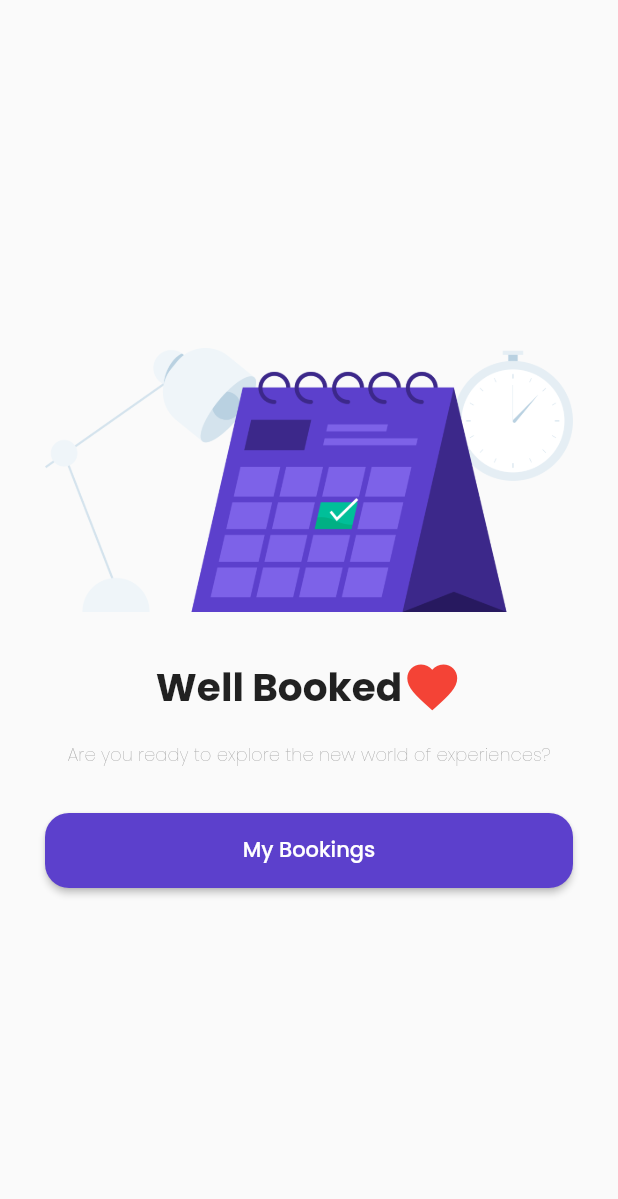
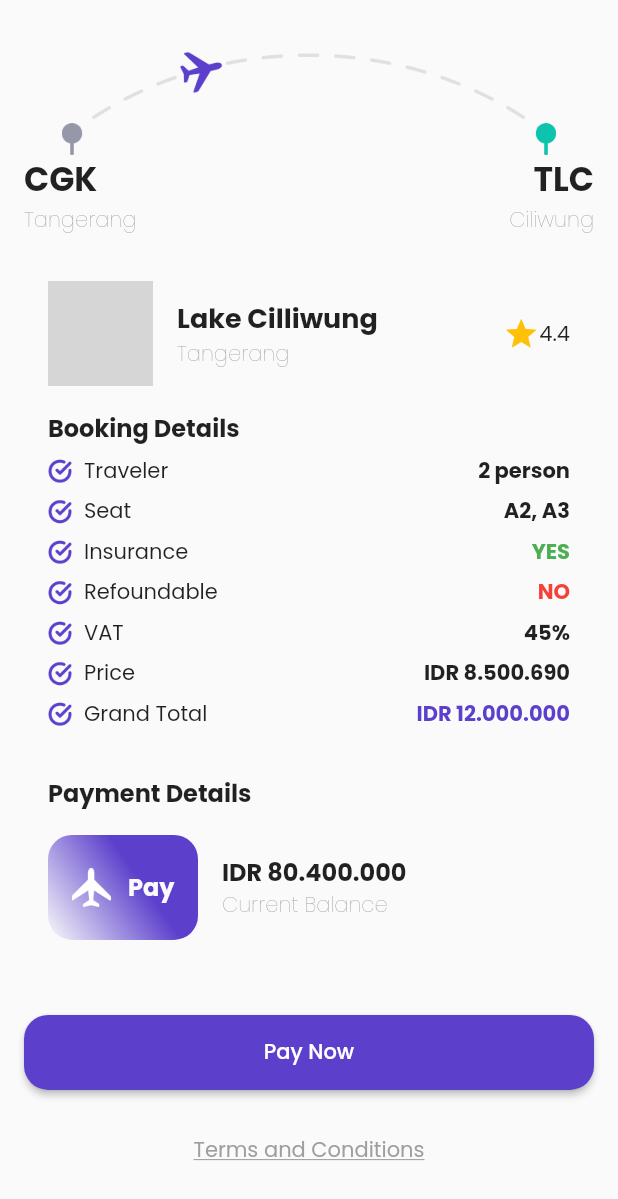
Before and after one commit to haidar-jpr/Airplane-Shamo-Repo, a Flutter app: the screen it shows after launch, on a phone screen of 412 x 824 dp. Shown: the top 1199 px of the screen. Run offline on Flutter 3.47's test engine with Material 2 defaults, Android fonts, the phone set to English and light mode, and no system bars; our stand-ins replace google_fonts, group_button; grey boxes are pictures that could not be loaded.

Commit message:
adding checkout screen file and add new icon image name 'icon-fly-route'

```diff
--- a/lib/main.dart
+++ b/lib/main.dart
@@ -1,12 +1,14 @@
-import 'package:airplane_shamo/screens/bonus_saldo_screen.dart';
-import 'package:airplane_shamo/screens/choose_seat_screen.dart';
-import 'package:airplane_shamo/screens/details_screen.dart';
-import 'package:airplane_shamo/screens/get_started_screen.dart';
-import 'package:airplane_shamo/screens/home_screen.dart';
-import 'package:airplane_shamo/screens/sign_up_screen.dart';
-import 'package:airplane_shamo/screens/splash_screen.dart';
-import 'package:airplane_shamo/screens/success_checkout_screen.dart';
+import 'package:airplane_shamo/screens/checkout_screen.dart';
 import 'package:flutter/material.dart';
+
+import 'screens/bonus_saldo_screen.dart';
+import 'screens/choose_seat_screen.dart';
+import 'screens/details_screen.dart';
+import 'screens/get_started_screen.dart';
+import 'screens/home_screen.dart';
+import 'screens/sign_up_screen.dart';
+import 'screens/splash_screen.dart';
+import 'screens/success_checkout_screen.dart';
 
 void main() {
   runApp(const MyApp());
@@ -20,14 +22,15 @@
     return MaterialApp(
       debugShowCheckedModeBanner: false,
       routes: {
-        '/': (_) => const SplashScreen(),
-        '/get-started': (_) => const GetStartedScreen(),
-        '/sign-up': (_) => const SignUpScreen(),
-        '/bonus-saldo': (_) => const BonusSaldo(),
-        '/home-main': (_) => const HomeScreen(),
-        '/details': (_) => const DetailScreen(),
-        '/choose-seat': (_) => const ChoseSeatScreen(),
-        '/success-checkout': (_) => const SuccessCheckoutScreen(),
+        '/': (ctx) => const SplashScreen(),
+        '/get-started': (ctx) => const GetStartedScreen(),
+        '/sign-up': (ctx) => const SignUpScreen(),
+        '/bonus-saldo': (ctx) => const BonusSaldo(),
+        '/home-main': (ctx) => const HomeScreen(),
+        '/details': (ctx) => const DetailScreen(),
+        '/choose-seat': (ctx) => const ChoseSeatScreen(),
+        '/success-checkout': (ctx) => const SuccessCheckoutScreen(),
+        '/checkout': (ctx) => const CheckoutScreen(),
       },
     );
   }
--- /dev/null
+++ b/lib/screens/checkout_screen.dart
@@ -0,0 +1,318 @@
+import 'package:airplane_shamo/widgets/custom_button.dart';
+import 'package:airplane_shamo/widgets/themes.dart';
+import 'package:flutter/material.dart';
+
+class CheckoutScreen extends StatelessWidget {
+  const CheckoutScreen({Key? key}) : super(key: key);
+
+  @override
+  Widget build(BuildContext context) {
+    return Scaffold(
+      backgroundColor: colorBg2,
+      body: SafeArea(
+        child: SingleChildScrollView(
+          child: Container(
+            margin: EdgeInsets.symmetric(
+              horizontal: defaultBorder,
+              vertical: defaultMargin,
+            ),
+            child: Column(
+              // crossAxisAlignment: CrossAxisAlignment.start,
+              children: [
+                /// !Image route section
+                Image.asset(
+                  'assets/icons/icon-fly-route.png',
+                  width: MediaQuery.of(context).size.width * 0.8,
+                ),
+
+                /// !Destination code section
+                Row(
+                  mainAxisAlignment: MainAxisAlignment.spaceBetween,
+                  children: [
+                    Text(
+                      'CGK',
+                      style: textStyle1.copyWith(
+                        fontSize: 22,
+                        fontWeight: FontWeight.bold,
+                      ),
+                    ),
+                    Text(
+                      'TLC',
+                      style: textStyle1.copyWith(
+                        fontSize: 22,
+                        fontWeight: FontWeight.bold,
+                      ),
+                    ),
+                  ],
+                ),
+
+                /// !Destination name section
+                Row(
+                  mainAxisAlignment: MainAxisAlignment.spaceBetween,
+                  children: [
+                    Text(
+                      'Tangerang',
+                      style: textStyle1.copyWith(
+                        fontWeight: FontWeight.w100,
+                        color: Colors.grey,
+                      ),
+                    ),
+                    Text(
+                      'Ciliwung',
+                      style: textStyle1.copyWith(
+                        fontWeight: FontWeight.w100,
+                        color: Colors.grey,
+                      ),
+                    ),
+                  ],
+                ),
+                SizedBox(height: defaultMargin),
+
+                Container(
+                  margin: EdgeInsets.symmetric(horizontal: defaultBorder),
+                  child: Column(
+                    crossAxisAlignment: CrossAxisAlignment.start,
+                    children: [
+                      /// !Destination information section
+                      Row(
+                        children: [
+                          /// !Image destination section
+                          ClipRRect(
+                            borderRadius: BorderRadius.circular(defaultBorder),
+                            child: Image.asset(
+                              'assets/images/image-1.png',
+                              width: 70,
+                              height: 70,
+                              fit: BoxFit.cover,
+                            ),
+                          ),
+                          SizedBox(width: defaultBorder),
+
+                          /// !Name destination section
+                          Column(
+                            crossAxisAlignment: CrossAxisAlignment.start,
+                            children: [
+                              Text(
+                                'Lake Cilliwung',
+                                style: textStyle1.copyWith(
+                                  fontSize: 18,
+                                  fontWeight: FontWeight.bold,
+                                ),
+                              ),
+                              Text(
+                                'Tangerang',
+                                style: textStyle1.copyWith(
+                                  fontSize: 14,
+                                  fontWeight: FontWeight.w100,
+                                  color: Colors.grey,
+                                ),
+                              ),
+                            ],
+                          ),
+                          Spacer(),
+
+                          /// !Rating section
+                          Row(
+                            children: [
+                              const Icon(
+                                Icons.star,
+                                color: Colors.amber,
+                              ),
+                              Text(
+                                '4.4',
+                                style: textStyle1,
+                              ),
+                            ],
+                          ),
+                        ],
+                      ),
+                      SizedBox(height: defaultBorder),
+
+                      /// !Booking details setion
+                      Text(
+                        'Booking Details',
+                        style: textStyle1.copyWith(
+                          fontSize: 16,
+                          fontWeight: FontWeight.bold,
+                        ),
+                      ),
+                      const SizedBox(height: 6),
+
+                      /// !Details section
+                      BookingDetails(
+                        nameData: 'Traveler',
+                        valueData: '2 person',
+                      ),
+                      const SizedBox(height: 6),
+                      BookingDetails(
+                        nameData: 'Seat',
+                        valueData: 'A2, A3',
+                      ),
+                      const SizedBox(height: 6),
+                      BookingDetails(
+                        nameData: 'Insurance',
+                        valueData: 'YES',
+                        color: Colors.green,
+                      ),
+                      const SizedBox(height: 6),
+                      BookingDetails(
+                        nameData: 'Refoundable',
+                        valueData: 'NO',
+                        color: Colors.red,
+                      ),
+                      const SizedBox(height: 6),
+                      BookingDetails(
+                        nameData: 'VAT',
+                        valueData: '45%',
+                      ),
+                      const SizedBox(height: 6),
+                      BookingDetails(
+                        nameData: 'Price',
+                        valueData: 'IDR 8.500.690',
+                      ),
+                      const SizedBox(height: 6),
+                      BookingDetails(
+                        nameData: 'Grand Total',
+                        valueData: 'IDR 12.000.000',
+                        color: colorBg,
+                      ),
+                      SizedBox(height: defaultMargin),
+
+                      /// !Payment Details
+                      Text(
+                        'Payment Details',
+                        style: textStyle1.copyWith(
+                          fontSize: 16,
+                          fontWeight: FontWeight.bold,
+                        ),
+                      ),
+                      SizedBox(height: defaultBorder),
+                      Row(
+                        children: [
+                          Container(
+                            width: 100,
+                            height: 70,
+                            padding: const EdgeInsets.all(10),
+                            decoration: BoxDecoration(
+                              color: colorBg,
+                              borderRadius:
+                                  BorderRadius.circular(defaultBorder),
+                              gradient: LinearGradient(
+                                colors: [colorBg, colorBg2],
+                                begin: Alignment.topRight,
+                                end: Alignment.bottomLeft,
+                                stops: const [0.4, 1],
+                              ),
+                            ),
+                            child: Row(
+                              mainAxisAlignment: MainAxisAlignment.spaceAround,
+                              children: [
+                                /// !Pay image
+                                Image.asset(
+                                  'assets/logo/logo.png',
+                                  width: 26,
+                                  fit: BoxFit.cover,
+                                ),
+                                Text(
+                                  'Pay',
+                                  style: textStyle1.copyWith(
+                                    fontSize: 16,
+                                    fontWeight: FontWeight.bold,
+                                    color: colorBg2,
+                                  ),
+                                ),
+                              ],
+                            ),
+                          ),
+                          SizedBox(width: defaultBorder),
+
+                          /// !Total section
+                          Column(
+                            crossAxisAlignment: CrossAxisAlignment.start,
+                            children: [
+                              Text(
+                                'IDR 80.400.000',
+                                style: textStyle1.copyWith(
+                                  fontSize: 16,
+                                  fontWeight: FontWeight.bold,
+                                ),
+                              ),
+                              Text(
+                                'Current Balance',
+                                style: textStyle1.copyWith(
+                                  fontWeight: FontWeight.w100,
+                                  color: Colors.grey,
+                                ),
+                              )
+                            ],
+                          ),
+                        ],
+                      ),
+                    ],
+                  ),
+                ),
+                SizedBox(height: defaultMargin + 20),
+
+                /// !Custom botton section
+                CustomBotton(
+                  press: () {},
+                  width: double.infinity,
+                  height: 50,
+                  name: 'Pay Now',
+                ),
+                SizedBox(height: defaultMargin),
+
+                /// !Terms and conditions section
+                Text(
+                  'Terms and Conditions',
+                  style: textStyle1.copyWith(
+                    color: Colors.grey,
+                    decoration: TextDecoration.underline,
+                  ),
+                )
+              ],
+            ),
+          ),
+        ),
+      ),
+    );
+  }
+}
+
+class BookingDetails extends StatelessWidget {
+  const BookingDetails({
+    Key? key,
+    required this.nameData,
+    required this.valueData,
+    this.color,
+  }) : super(key: key);
+
+  final String nameData;
+  final String valueData;
+  final Color? color;
+
+  @override
+  Widget build(BuildContext context) {
+    return Row(
+      children: [
+        Image.asset(
+          'assets/icons/icon-check.png',
+          width: 16,
+        ),
+        const SizedBox(width: 8),
+        Text(
+          nameData,
+          style: textStyle1,
+        ),
+        const Spacer(),
+        Text(
+          valueData,
+          style: textStyle1.copyWith(
+            fontWeight: FontWeight.bold,
+            color: color,
+          ),
+        ),
+      ],
+    );
+  }
+}
--- a/lib/screens/splash_screen.dart
+++ b/lib/screens/splash_screen.dart
@@ -18,7 +18,7 @@ class _SplashScreenState extends State<SplashScreen> {
     Timer(
       const Duration(seconds: 4),
       () {
-        Navigator.pushReplacementNamed(context, '/success-checkout');
+        Navigator.pushReplacementNamed(context, '/checkout');
       },
     );
     super.initState();
```
Also changed, not shown: assets/icons/icon-active-pin.png (deleted), assets/icons/icon-fly-route.png (added), assets/icons/icon-inactive-pin.png (deleted).
